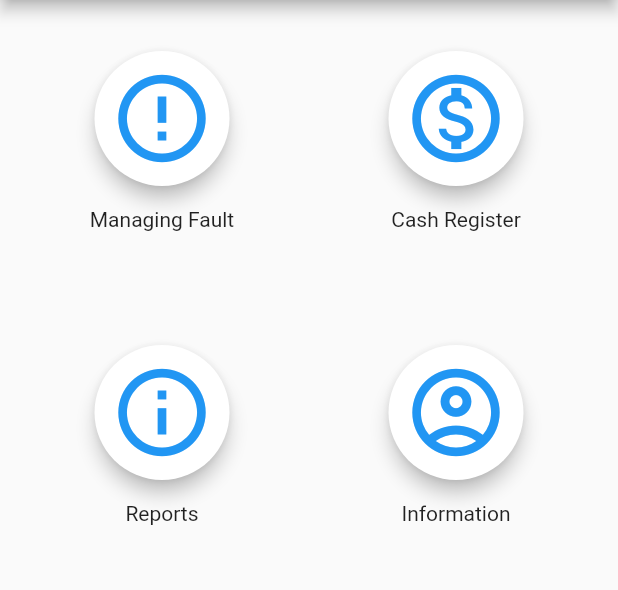
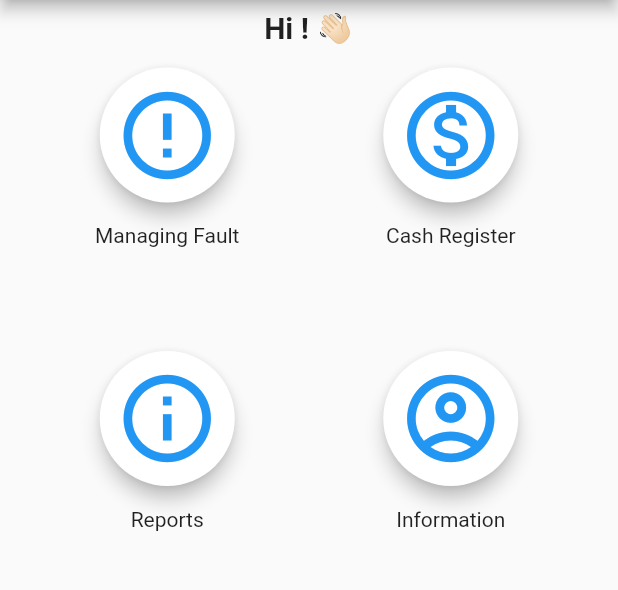
Before and after one commit to LiranFain22/MyBait-Final-Project, a Flutter app: the OverviewManagerScreen screen opened by its route, on a phone screen of 412 x 824 dp, the part 84-674 px from its top. Run offline on Flutter 3.47's test engine with Material 2 defaults, Android fonts, the phone set to English and light mode, and no system bars; our stand-ins replace cloud_firestore, firebase_auth, firebase_core, flutter_slidable, google_sign_in, share; accounts and stored records are empty.

Commit message:
Change manager and tenant overview screen - title changed

```diff
--- a/lib/screens/MANAGER/overview_manager_screen.dart
+++ b/lib/screens/MANAGER/overview_manager_screen.dart
@@ -40,7 +40,6 @@ class OverviewManagerScreen extends StatelessWidget {
   Widget build(BuildContext context) {
     return Scaffold(
       appBar: AppBar(
-        // title: Text('hi ${currentUser!.displayName}! 👋🏻'),
         title: Row(
           children: const [
             Text(' MyBait '),
@@ -74,8 +73,12 @@ class OverviewManagerScreen extends StatelessWidget {
                           const Spacer(),
                           IconButton(
                             onPressed: () {
+                              // Share.share(
+                              //     'Join my building 🏠\nThe code is: $joinID');
                               Share.share(
-                                  'Join my building 🏠\nThe code is: $joinID');
+                                'Join my building 🏠\nThe code is: $joinID',
+                                subject: 'MyBait',
+                              );
                             },
                             icon: const Icon(Icons.share),
                           ),
@@ -119,21 +122,31 @@ class OverviewManagerScreen extends StatelessWidget {
           ),
         ],
       ),
-      drawer: AppDrawer(),
-      body: Padding(
+      drawer: const AppDrawer(),
+      body: Container(
+        padding: const EdgeInsets.all(7),
+        child: Column(
+          children: [
+            Text(
+              'Hi ${FirebaseAuth.instance.currentUser!.displayName}! 👋🏻',
+              style: const TextStyle(
+                fontSize: 20,
+                fontWeight: FontWeight.bold,
+              ),
+            ),
+            Expanded(
+              child: Padding(
                 padding: const EdgeInsets.all(10),
                 child: GridView.builder(
                   gridDelegate: const SliverGridDelegateWithFixedCrossAxisCount(
                       crossAxisCount: 2),
                   itemCount: menuList.length,
                   itemBuilder: (context, position) {
-            return Padding(
-              padding: const EdgeInsets.all(20.0),
-              child: InkWell(
+                    return InkWell(
                       onTap: () {
                         if (menuList[position].getTitle == 'Managing Fault') {
-                    Navigator.of(context)
-                        .pushReplacementNamed(ManagingFaultScreen.routeName);
+                          Navigator.of(context).pushReplacementNamed(
+                              ManagingFaultScreen.routeName);
                         }
                         if (menuList[position].getTitle == 'Reports') {
                           Navigator.of(context)
@@ -171,16 +184,18 @@ class OverviewManagerScreen extends StatelessWidget {
                                 child: Text(
                                   menuList[position].title,
                                   textAlign: TextAlign.center,
-                            style: TextStyle(),
                                 ),
                               ),
                             )
                           ],
                         ),
                       ),
-              ),
                     );
                   },
+                ),
+              ),
+            ),
+          ],
         ),
       ),
     );
```
Also changed, not shown: lib/screens/TENANT/overview_tenant_screen.dart (+28 -6 lines). Lines whose indentation alone changed are shown as unchanged.
